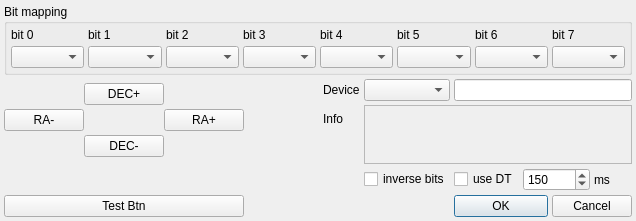
Above: lin_guider/ui/setup_driver.ui from rumengb/lin_guider before the change. Below: the same form after it.
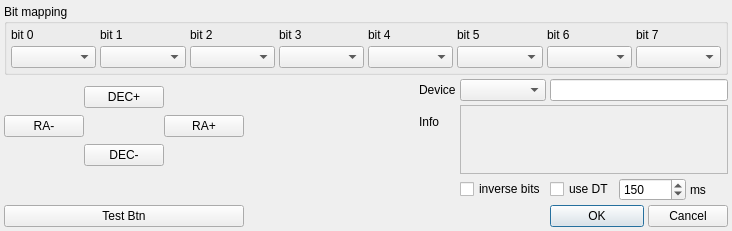
That is the form after the change.

```diff
--- a/lin_guider/ui/setup_driver.ui
+++ b/lin_guider/ui/setup_driver.ui
@@ -6,8 +6,8 @@
    <rect>
     <x>0</x>
     <y>0</y>
-    <width>636</width>
-    <height>221</height>
+    <width>732</width>
+    <height>231</height>
    </rect>
   </property>
   <property name="minimumSize">
```
Left out of the diff: 22 changed lines with no effect on the pictures.
